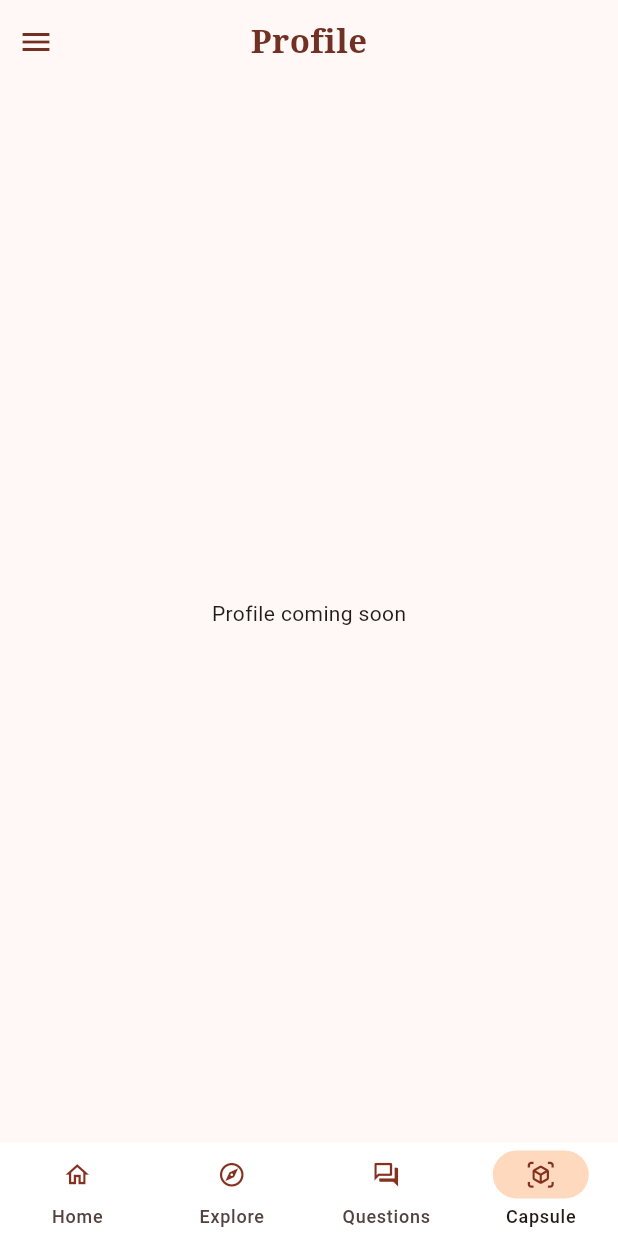
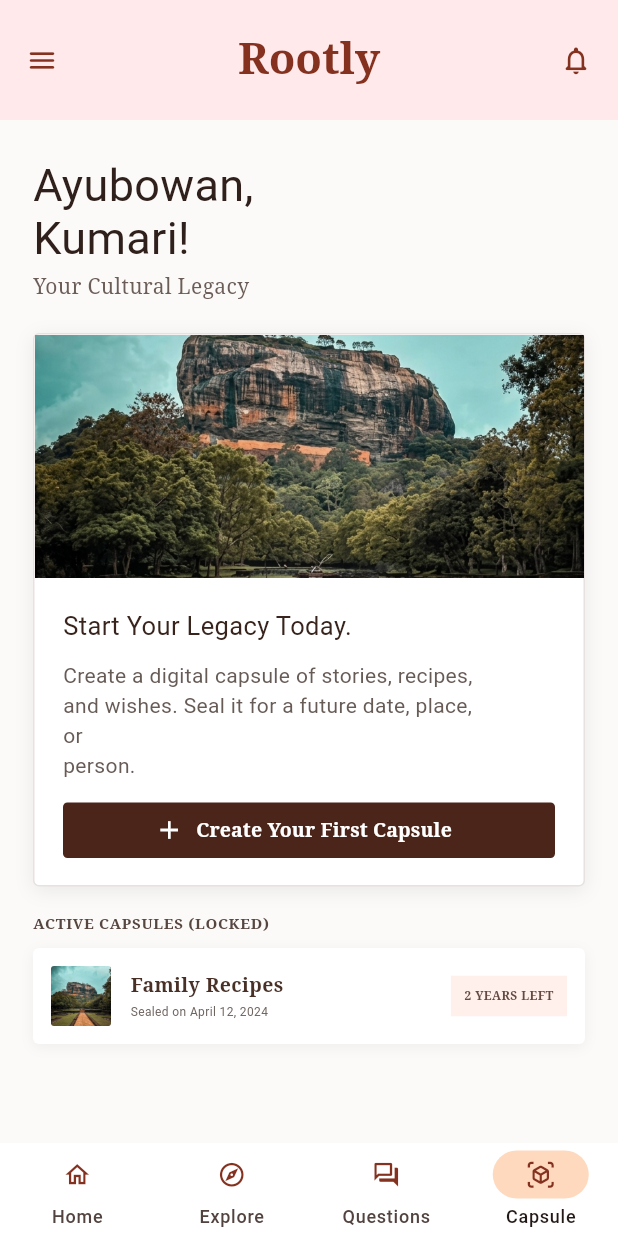
Before and after one commit to DasunD2002/uee_project, a Flutter app: the ExplorerShell screen opened by its route, item 4 of the bottom bar chosen, on a phone screen of 412 x 824 dp. Run offline on Flutter 3.47's test engine with Material 3 defaults, Android fonts, the light colour scheme and no system bars; our stand-ins replace shared_preferences; missing offline and left inert: maplibre_gl; accounts and stored records are empty; Roboto replaces fonts that are missing (Arial); statements that could not run were skipped.

Commit message:
create page

```diff
--- /dev/null
+++ b/lib/features/capsule/presentation/capsule_screen.dart
@@ -0,0 +1,102 @@
+import 'package:flutter/material.dart';
+
+import '../../../core/theme/app_colors.dart';
+import '../../explorer/presentation/widgets/explorer_footer.dart';
+import '../../home/presentation/widgets/home_drawer.dart';
+import 'widgets/capsule_prompt_card.dart';
+import 'widgets/capsule_tile.dart';
+
+/// Dashboard reached from the Capsule item in the primary navigation.
+class CapsuleScreen extends StatelessWidget {
+  const CapsuleScreen({super.key});
+
+  void _onNavSelected(BuildContext context, int index) {
+    switch (index) {
+      case 0:
+        Navigator.pushNamedAndRemoveUntil(context, '/home', (_) => false);
+      case 1:
+        Navigator.pushNamedAndRemoveUntil(context, '/explorer', (_) => false);
+    }
+  }
+
+  @override
+  Widget build(BuildContext context) => Scaffold(
+    backgroundColor: const Color(0xFFFCFAF9),
+    drawer: const HomeDrawer(),
+    appBar: AppBar(
+      toolbarHeight: 80,
+      backgroundColor: const Color(0xFFFFE9EA),
+      foregroundColor: AppColors.brown,
+      centerTitle: true,
+      elevation: 0,
+      scrolledUnderElevation: 0,
+      title: const Text(
+        'Rootly',
+        style: TextStyle(
+          fontFamily: 'serif',
+          fontSize: 29,
+          fontWeight: FontWeight.w700,
+        ),
+      ),
+      leading: Builder(
+        builder: (context) => IconButton(
+          tooltip: 'Open menu',
+          icon: const Icon(Icons.menu_rounded, size: 22),
+          onPressed: () => Scaffold.of(context).openDrawer(),
+        ),
+      ),
+      actions: [
+        IconButton(
+          tooltip: 'Notifications',
+          onPressed: () {},
+          icon: const Icon(Icons.notifications_none_rounded, size: 22),
+        ),
+        const SizedBox(width: 4),
+      ],
+    ),
+    body: SingleChildScrollView(
+      padding: const EdgeInsets.fromLTRB(22, 26, 22, 24),
+      child: Column(
+        crossAxisAlignment: CrossAxisAlignment.start,
+        children: [
+          const Text(
+            'Ayubowan,\nKumari!',
+            style: TextStyle(
+              color: Color(0xFF30201B),
+              fontSize: 30,
+              height: 1.18,
+            ),
+          ),
+          const SizedBox(height: 5),
+          const Text(
+            'Your Cultural Legacy',
+            style: TextStyle(
+              color: Color(0xFF6B5D58),
+              fontFamily: 'serif',
+              fontSize: 14,
+            ),
+          ),
+          const SizedBox(height: 21),
+          CapsulePromptCard(onCreate: () {}),
+          const SizedBox(height: 17),
+          const Text(
+            'ACTIVE CAPSULES (LOCKED)',
+            style: TextStyle(
+              color: Color(0xFF574640),
+              fontFamily: 'serif',
+              fontSize: 10,
+              fontWeight: FontWeight.w700,
+              letterSpacing: .45,
+            ),
+          ),
+          const SizedBox(height: 10),
+          const CapsuleTile(),
+        ],
+      ),
+    ),
+    bottomNavigationBar: ExplorerFooter(
+      selectedIndex: 3,
+      onSelected: (index) => _onNavSelected(context, index),
+    ),
+  );
+}
--- /dev/null
+++ b/lib/features/capsule/presentation/widgets/capsule_prompt_card.dart
@@ -0,0 +1,83 @@
+import 'package:flutter/material.dart';
+
+class CapsulePromptCard extends StatelessWidget {
+  const CapsulePromptCard({super.key, required this.onCreate});
+
+  final VoidCallback onCreate;
+
+  @override
+  Widget build(BuildContext context) => Container(
+    clipBehavior: Clip.antiAlias,
+    decoration: BoxDecoration(
+      color: Colors.white,
+      borderRadius: BorderRadius.circular(4),
+      border: Border.all(color: const Color(0xFFE7E1DF)),
+      boxShadow: const [
+        BoxShadow(color: Color(0x12000000), blurRadius: 10, offset: Offset(0, 3)),
+      ],
+    ),
+    child: Column(
+      crossAxisAlignment: CrossAxisAlignment.start,
+      children: [
+        SizedBox(
+          height: 162,
+          width: double.infinity,
+          child: Image.asset(
+            'assets/images/login_image.jpg',
+            fit: BoxFit.cover,
+            alignment: Alignment.center,
+          ),
+        ),
+        Padding(
+          padding: const EdgeInsets.fromLTRB(19, 20, 19, 18),
+          child: Column(
+            crossAxisAlignment: CrossAxisAlignment.start,
+            children: [
+              const Text(
+                'Start Your Legacy Today.',
+                style: TextStyle(
+                  color: Color(0xFF39241D),
+                  fontSize: 17,
+                ),
+              ),
+              const SizedBox(height: 11),
+              const Text(
+                'Create a digital capsule of stories, recipes,\nand wishes. Seal it for a future date, place,\nor\nperson.',
+                style: TextStyle(
+                  color: Color(0xFF675B56),
+                  fontSize: 14,
+                  height: 1.42,
+                ),
+              ),
+              const SizedBox(height: 15),
+              SizedBox(
+                width: double.infinity,
+                height: 37,
+                child: ElevatedButton.icon(
+                  onPressed: onCreate,
+                  icon: const Icon(Icons.add, size: 20),
+                  label: const Text(
+                    'Create Your First Capsule',
+                    style: TextStyle(
+                      fontFamily: 'serif',
+                      fontSize: 13,
+                      fontWeight: FontWeight.w700,
+                    ),
+                  ),
+                  style: ElevatedButton.styleFrom(
+                    elevation: 0,
+                    backgroundColor: const Color(0xFF4B2519),
+                    foregroundColor: Colors.white,
+                    shape: RoundedRectangleBorder(
+                      borderRadius: BorderRadius.circular(3),
+                    ),
+                  ),
+                ),
+              ),
+            ],
+          ),
+        ),
+      ],
+    ),
+  );
+}
--- /dev/null
+++ b/lib/features/capsule/presentation/widgets/capsule_tile.dart
@@ -0,0 +1,65 @@
+import 'package:flutter/material.dart';
+
+class CapsuleTile extends StatelessWidget {
+  const CapsuleTile({super.key});
+
+  @override
+  Widget build(BuildContext context) => Container(
+    padding: const EdgeInsets.all(12),
+    decoration: BoxDecoration(
+      color: Colors.white,
+      borderRadius: BorderRadius.circular(4),
+      boxShadow: const [
+        BoxShadow(color: Color(0x0D000000), blurRadius: 7, offset: Offset(0, 2)),
+      ],
+    ),
+    child: Row(
+      children: [
+        ClipRRect(
+          borderRadius: BorderRadius.circular(2),
+          child: Image.asset(
+            'assets/images/login_image.jpg',
+            width: 40,
+            height: 40,
+            fit: BoxFit.cover,
+          ),
+        ),
+        const SizedBox(width: 13),
+        const Expanded(
+          child: Column(
+            crossAxisAlignment: CrossAxisAlignment.start,
+            children: [
+              Text(
+                'Family Recipes',
+                style: TextStyle(
+                  color: Color(0xFF493027),
+                  fontFamily: 'serif',
+                  fontSize: 13,
+                  fontWeight: FontWeight.w700,
+                ),
+              ),
+              SizedBox(height: 3),
+              Text(
+                'Sealed on April 12, 2024',
+                style: TextStyle(color: Color(0xFF6F6560), fontSize: 8),
+              ),
+            ],
+          ),
+        ),
+        Container(
+          padding: const EdgeInsets.symmetric(horizontal: 9, vertical: 8),
+          color: const Color(0xFFFFF0EC),
+          child: const Text(
+            '2 YEARS LEFT',
+            style: TextStyle(
+              color: Color(0xFF634941),
+              fontFamily: 'serif',
+              fontSize: 8,
+              fontWeight: FontWeight.w700,
+            ),
+          ),
+        ),
+      ],
+    ),
+  );
+}
--- a/lib/features/explorer/presentation/explorer_shell.dart
+++ b/lib/features/explorer/presentation/explorer_shell.dart
@@ -39,6 +39,8 @@ class _ExplorerShellState extends State<ExplorerShell> {
       onSelected: (value) {
         if (value == 0) {
           Navigator.pushNamedAndRemoveUntil(context, '/home', (_) => false);
+        } else if (value == 3) {
+          Navigator.pushNamedAndRemoveUntil(context, '/capsule', (_) => false);
         } else {
           setState(() => index = value == 1 ? 0 : value);
         }
--- a/lib/features/home/presentation/home_screen.dart
+++ b/lib/features/home/presentation/home_screen.dart
@@ -20,6 +20,7 @@ class _HomeScreenState extends State<HomeScreen> {
 
   void selectTab(int index) {
     if (index == 1) Navigator.pushNamed(context, '/explorer');
+    if (index == 3) Navigator.pushNamed(context, '/capsule');
   }
 
   @override
--- a/lib/main.dart
+++ b/lib/main.dart
@@ -2,6 +2,7 @@ import 'package:flutter/material.dart';
 import 'core/theme/app_colors.dart';
 import 'features/auth/presentation/login_screen.dart';
 import 'features/auth/presentation/signup_screen.dart';
+import 'features/capsule/presentation/capsule_screen.dart';
 import 'features/explorer/presentation/explorer_shell.dart';
 import 'features/explorer/presentation/sri_lanka_3d_map_screen.dart';
 import 'features/home/presentation/home_screen.dart';
@@ -28,6 +29,7 @@ class RootlyApp extends StatelessWidget {
       '/login': (_) => const LoginScreen(),
       '/signup': (_) => const SignUpScreen(),
       '/home': (_) => const HomeScreen(),
+      '/capsule': (_) => const CapsuleScreen(),
       '/explorer': (_) => const ExplorerShell(),
       '/province-map': (_) => const SriLanka3DMapScreen(),
     },
```
Also changed, not shown: 1 other file.
